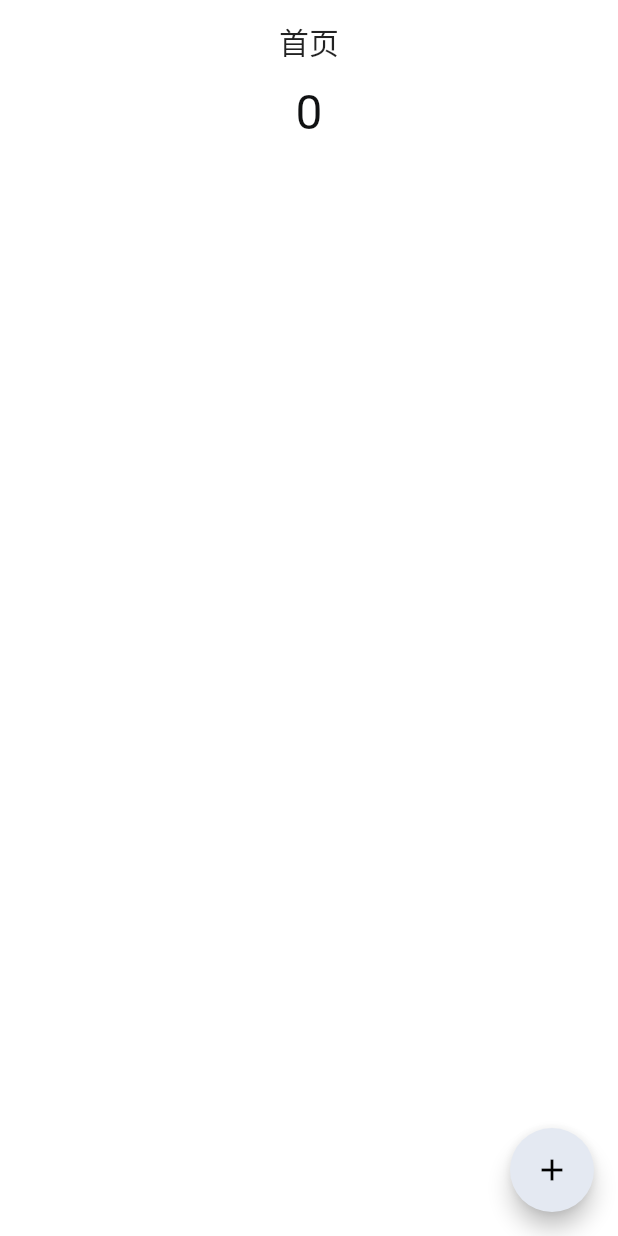
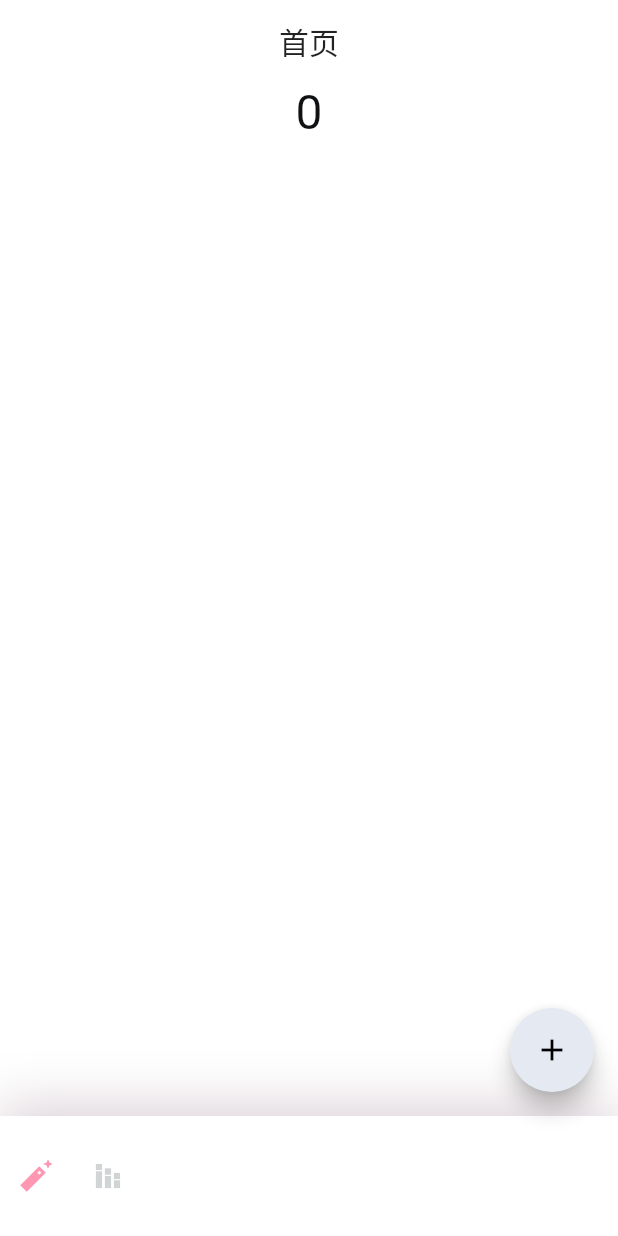
Before and after one commit to cangyan/flutter_app_-scaffold, a Flutter app: the screen it shows after launch, on a phone screen of 412 x 824 dp. Run offline on Flutter 3.47's test engine with Material 2 defaults, Android fonts, the phone set to English and light mode, and no system bars; our stand-ins replace google_fonts; missing offline and left inert: logging_appenders.

```diff
--- a/lib/main.dart
+++ b/lib/main.dart
@@ -1,8 +1,9 @@
 import 'package:flutter/material.dart';
 import 'package:flutter_demo/constants/app_config.dart';
 import 'package:flutter_demo/constants/theme.dart';
-import 'package:flutter_demo/logic/log/debug_logger.dart';
+import 'package:flutter_demo/models/nav_item.dart';
 import 'package:flutter_demo/presentation/router/app_router.dart';
+import 'package:provider/provider.dart';
 
 void main() async {
   WidgetsFlutterBinding.ensureInitialized();
@@ -23,14 +24,16 @@ class MyApp extends StatelessWidget {
 
   @override
   Widget build(BuildContext context) {
-    DebugLogger().info(appConfig.apiUrl);
-    DebugLogger().info(appConfig.env);
-    return MaterialApp(
-      title: 'Flutter App Scaffold',
-      theme: themeData(context),
-      darkTheme: darkThemeData(context),
-      themeMode: ThemeMode.system,
-      onGenerateRoute: appRouter.onGenerateRoute,
+    return ChangeNotifierProvider(
+      create: (context) => NavItems(),
+      child: MaterialApp(
+        debugShowCheckedModeBanner: false,
+        title: 'Flutter App Scaffold',
+        theme: themeData(context),
+        darkTheme: darkThemeData(context),
+        themeMode: ThemeMode.system,
+        onGenerateRoute: appRouter.onGenerateRoute,
+      ),
     );
   }
 }
--- /dev/null
+++ b/lib/models/nav_item.dart
@@ -0,0 +1,31 @@
+import 'package:flutter/material.dart';
+
+class NavItem {
+  final int id;
+  final int icon;
+  final Widget destination;
+
+  NavItem({this.id, this.icon, this.destination});
+
+  bool destinationChecker() {
+    if (destination != null) {
+      return true;
+    }
+
+    return false;
+  }
+}
+
+class NavItems extends ChangeNotifier {
+  int selectIndex = 0;
+
+  void changeNavIndex({int index}) {
+    selectIndex = index;
+    notifyListeners();
+  }
+
+  List<NavItem> items = [
+    NavItem(id: 1, icon: 59322),
+    NavItem(id: 2, icon: 58870)
+  ];
+}
--- a/lib/presentation/screens/index/index_screen.dart
+++ b/lib/presentation/screens/index/index_screen.dart
@@ -2,6 +2,7 @@ import 'package:flutter/material.dart';
 import 'package:flutter_demo/logic/log/debug_logger.dart';
 import 'package:flutter_demo/logic/toast/snack_toast.dart';
 import 'package:flutter_demo/presentation/screens/index/components/body.dart';
+import 'package:flutter_demo/widgets/bottom_nav_bar.dart';
 
 class IndexScreen extends StatefulWidget {
   final String title;
@@ -36,6 +37,7 @@ class _IndexScreenState extends State<IndexScreen> {
         },
         child: Icon(Icons.add),
       ),
+      bottomNavigationBar: BottomNavBar(),
     );
   }
 
--- /dev/null
+++ b/lib/widgets/bottom_nav_bar.dart
@@ -0,0 +1,45 @@
+import 'package:flutter/material.dart';
+import 'package:flutter_demo/constants/theme.dart';
+import 'package:flutter_demo/models/nav_item.dart';
+import 'package:provider/provider.dart';
+
+class BottomNavBar extends StatelessWidget {
+  const BottomNavBar({
+    Key key,
+  }) : super(key: key);
+
+  @override
+  Widget build(BuildContext context) {
+    return Consumer<NavItems>(
+      builder: (context, value, child) => Container(
+        height: 80,
+        decoration: BoxDecoration(color: Colors.white, boxShadow: [
+          BoxShadow(
+              offset: Offset(0, -7),
+              blurRadius: 30,
+              color: Color(0xFF4B1A39).withOpacity(0.2))
+        ]),
+        child: SafeArea(
+          child: Row(
+              children: List.generate(
+                  value.items.length,
+                  (index) => buildIconNavBarItem(
+                      icon: value.items[index].icon,
+                      press: () {
+                        value.changeNavIndex(index: index);
+                      },
+                      isActivie: value.selectIndex == index ? true : false))),
+        ),
+      ),
+    );
+  }
+
+  IconButton buildIconNavBarItem(
+      {int icon, Function press, bool isActivie = false}) {
+    return IconButton(
+      icon: Icon(IconData(icon, fontFamily: "MaterialIcons")),
+      onPressed: press,
+      color: isActivie ? kPrimaryColor : Color(0xFFD1D4D4),
+    );
+  }
+}
--- a/pubspec.yaml
+++ b/pubspec.yaml
@@ -27,6 +27,7 @@ dependencies:
   equatable: ^2.0.0
   logging: ^1.0.1
   logging_appenders: ^1.0.0
+  provider: ^5.0.0
 
   # The following adds the Cupertino Icons font to your application.
   # Use with the CupertinoIcons class for iOS style icons.
```
Also changed, not shown: pubspec.lock, 2 other files.
